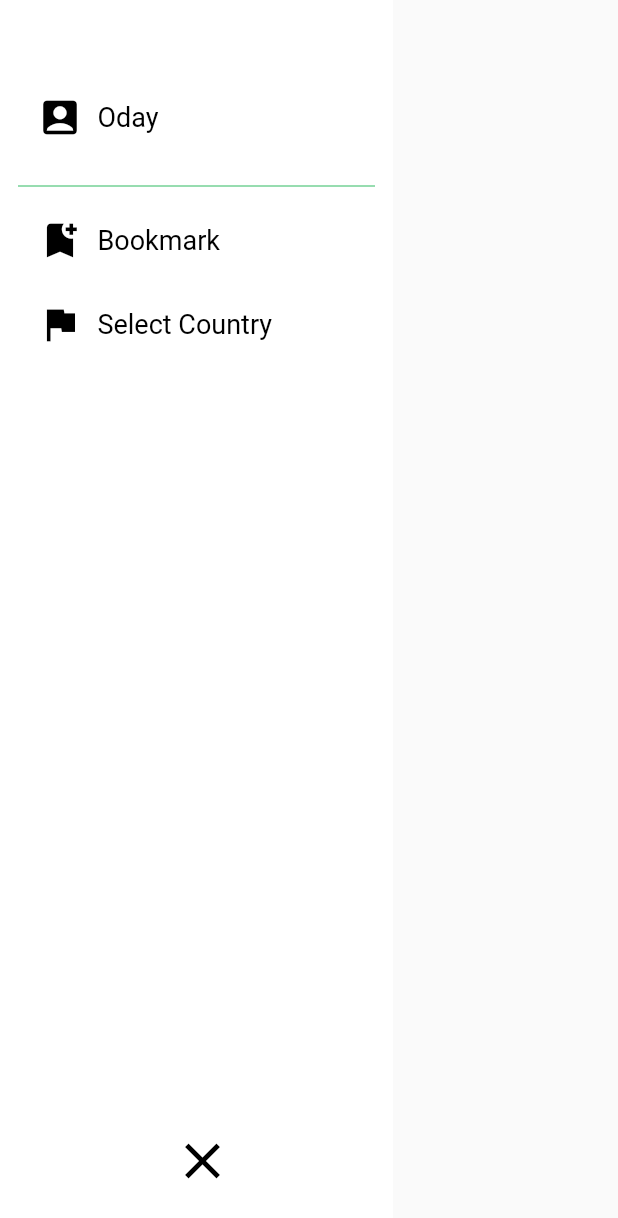
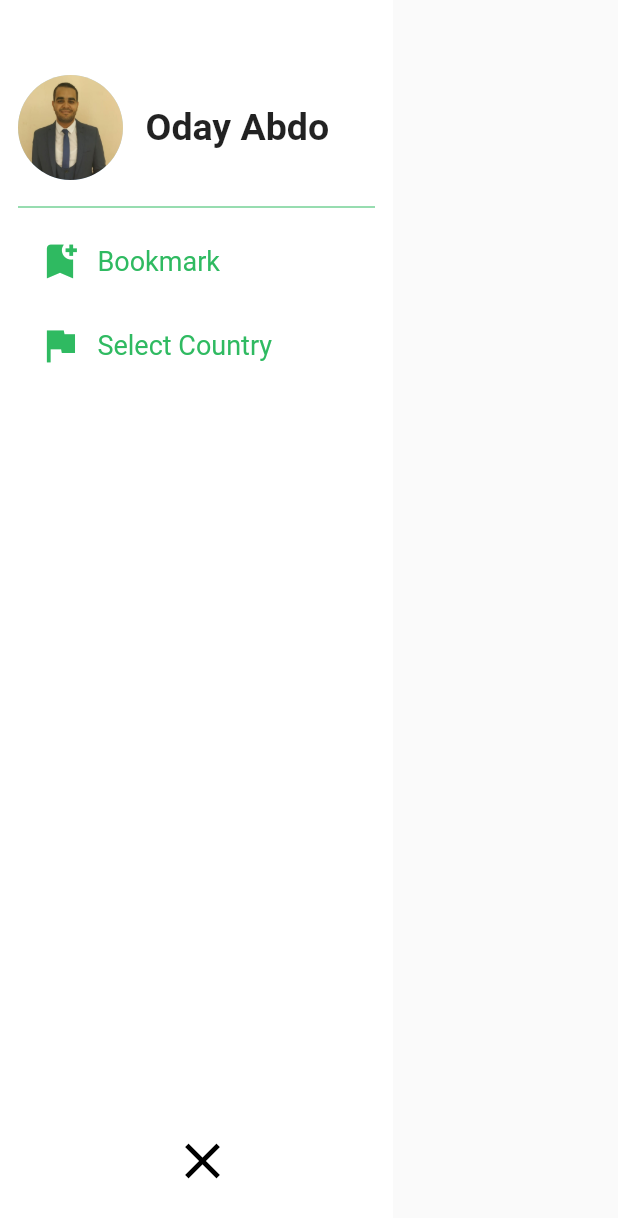
Before and after one commit to MahmoudAbelaziz22/Egy_News, a Flutter app: the CustomDrawer widget shown alone on an empty page, opened directly, on a phone screen of 412 x 824 dp. Shown: the top 1218 px of the screen. Run offline on Flutter 3.47's test engine with Material 2 defaults, Android fonts, the phone set to English and light mode, and no system bars; our stand-ins replace bloc, dio, flutter_bloc, fluttertoast, share_plus, shared_preferences and 2 more; missing offline and left inert: flag; accounts and stored records are empty.

Commit message:
adding image placeholder and redesign sidemenu

```diff
--- a/lib/presentstion/widget/custom_drawer.dart
+++ b/lib/presentstion/widget/custom_drawer.dart
@@ -43,10 +43,26 @@ class _CustomDrawerState extends State<CustomDrawer> {
           color: Color(0xFFFFFFFF),
           child: Column(
             children: [
-              CustomTile(
-                leadingIcon: Icons.account_box_rounded,
-                onTap: () {},
-                title: "Oday",
+              Container(
+                width: double.infinity,
+                child: Center(
+                  child: Row(
+                    children: [
+                      CircleAvatar(
+                        backgroundImage: AssetImage('assets/images/oday.jpg'),
+                        radius: 35,
+                      ),
+                      SizedBox(
+                        width: 15,
+                      ),
+                      Text(
+                        'Oday Abdo',
+                        style: TextStyle(
+                            fontSize: 25, fontWeight: FontWeight.bold),
+                      ),
+                    ],
+                  ),
+                ),
               ),
               SizedBox(
                 height: 10,
@@ -59,10 +75,10 @@ class _CustomDrawerState extends State<CustomDrawer> {
                 (index) => CustomTile(
                   leadingIconColor: selectedTitle == tiles[index].title
                       ? Colors.white
-                      : Colors.black,
+                      : MyColors.myGreen,
                   titleColor: selectedTitle == tiles[index].title
                       ? Colors.white
-                      : Colors.black,
+                      : MyColors.myGreen,
                   tileColor: selectedTitle == tiles[index].title
                       ? MyColors.myGreen
                       : Colors.transparent,
--- a/lib/presentstion/widget/news_card.dart
+++ b/lib/presentstion/widget/news_card.dart
@@ -32,10 +32,11 @@ class NewsCard extends StatelessWidget {
                 borderRadius: BorderRadius.only(
                     topLeft: Radius.circular(12),
                     topRight: Radius.circular(12)),
-                child: Image(
+                child: FadeInImage.assetNetwork(
                   width: double.infinity,
-                  image: NetworkImage(imgUrl),
                   fit: BoxFit.cover,
+                  placeholder: 'assets/images/placeholder.gif',
+                  image: imgUrl,
                 ),
               ),
               Padding(
```
Also changed, not shown: lib/presentstion/screens/home_screen/components/category_nav_bar.dart (+12 -2 lines), assets/images/oday.jpg (added), assets/images/placeholder.gif (added).
